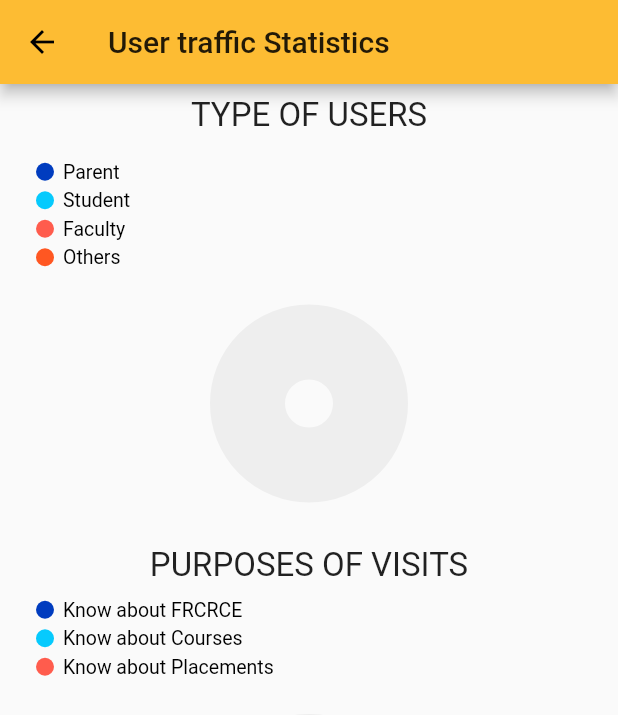
After one commit to mithileshchellappan/uns_20_Misnomer_Duo, a Flutter app: the AdminPanel screen opened directly, on a phone screen of 412 x 824 dp. The commit adds this screen. Shown: the top 715 px of the screen. Run offline on Flutter 3.47's test engine with Material 2 defaults, Android fonts, the phone set to English and light mode, and no system bars; our stand-ins replace bubble, charts_flutter, cloud_firestore, firebase_auth, firebase_core; missing offline and left inert: flutter_dialogflow, flutter_link_preview, flutter_parsed_text, pin_entry_text_field; accounts and stored records are empty; Roboto replaces fonts that are missing (Jost); project files that could hold a hidden picture were left out.

Commit message:
major changes

```diff
--- /dev/null
+++ b/lib/adminpanel.dart
@@ -0,0 +1,216 @@
+import 'package:cloud_firestore/cloud_firestore.dart';
+import "package:flutter/material.dart";
+import "package:charts_flutter/flutter.dart" as charts;
+
+class AdminPanel extends StatefulWidget {
+  @override
+  _AdminPanelState createState() => _AdminPanelState();
+}
+
+class Task {
+  String task;
+  int taskvalue;
+  Color colors;
+  Task({this.task, this.taskvalue, this.colors});
+}
+
+class _AdminPanelState extends State<AdminPanel> {
+  Map<String, dynamic> data = {};
+  List<charts.Series<Task, String>> _seriesPieData =
+      List<charts.Series<Task, String>>();
+      List<charts.Series<Task, String>> _seriesPieData2 =
+      List<charts.Series<Task, String>>();
+  @override
+  void initState() {
+    // TODO: implement initState
+    super.initState();
+    getData();
+  }
+
+  getData() async {
+    QuerySnapshot temp =
+        await FirebaseFirestore.instance.collection("users").get();
+    int p = 0, f = 0, s = 0, o = 0,clg=0,courses=0,pl=0;
+
+    List<Task> roledata = [],povData=[];
+    temp.docs.forEach((element) {
+      if (element.data()["role"] == "Parent") {
+        p++;
+      } else if (element.data()["role"] == "Student") {
+        s++;
+      }else if(element.data()["role"] == "Faculty"){
+        f++;
+      }else{
+        o++;
+      }
+      if(element.data()["purposeOfVisit"]=="Know about FRCRCE"){
+        clg++;
+      }else if (element.data()["purposeOfVisit"]=="Know about our Courses"){
+        courses++;
+      }else{
+        pl++;
+      }
+
+    });
+    roledata.add(new Task(
+          task: "Parent",
+          taskvalue: p,
+          colors: Color(0xFF003cbf)));
+      roledata.add(new Task(
+          task: "Student",
+          taskvalue: s,
+          colors: Color(0xFF06cafd)));
+      roledata.add(new Task(
+          task: "Faculty",
+          taskvalue: f,
+          colors: Color(0xFFff5c4d)));
+      roledata.add(new Task(
+          task: "Others",
+          taskvalue: o,
+          colors: Colors.deepOrange));
+      povData.add(new Task(
+          task: "Know about FRCRCE",
+          taskvalue: clg,
+          colors: Color(0xFF003cbf)));
+      povData.add(new Task(
+          task: "Know about Courses",
+          taskvalue: courses,
+          colors: Color(0xFF06cafd)));
+          povData.add(new Task(
+          task: "Know about Placements",
+          taskvalue: pl,
+          colors: Color(0xFFff5c4d)));
+    setState(() {
+      _seriesPieData.add(charts.Series(
+        data: roledata,
+        domainFn: (Task task, _) => task.task,
+        measureFn: (Task task, _) => task.taskvalue,
+        colorFn: (Task task, _) => charts.ColorUtil.fromDartColor(task.colors),
+        id: "India",
+        labelAccessorFn: (Task row, _) => '${row.taskvalue}',
+      ));
+      _seriesPieData2.add(charts.Series(
+        data: povData,
+        domainFn: (Task task, _) => task.task,
+        measureFn: (Task task, _) => task.taskvalue,
+        colorFn: (Task task, _) => charts.ColorUtil.fromDartColor(task.colors),
+        id: "India",
+        labelAccessorFn: (Task row, _) => '${row.taskvalue}',
+      ));
+    });
+  }
+
+  Widget chart() {
+    return Padding(
+      padding: const EdgeInsets.all(8.0),
+      child: Container(
+          // padding: EdgeInsets.all(25.0),
+          width: 460,
+          height: 250,
+          child: Padding(
+              padding: EdgeInsets.all(1.0),
+              child: Container(
+                  child: Center(
+                      child: Column(
+                children: <Widget>[
+                  _seriesPieData.length > 0
+                      ? Expanded(
+                          child: charts.PieChart(
+                            _seriesPieData,
+                            animate: true,
+                            animationDuration: Duration(milliseconds: 1600),
+                            behaviors: [
+                              new charts.DatumLegend(
+                                outsideJustification:
+                                    charts.OutsideJustification.endDrawArea,
+                                horizontalFirst: false,
+                                desiredMaxRows: 3,
+                                cellPadding: new EdgeInsets.only(
+                                    left: 15.0, bottom: 4.0),
+                                entryTextStyle: charts.TextStyleSpec(
+                                    color: charts.MaterialPalette.black,
+                                    fontFamily: "Jost",
+                                    fontSize: 13),
+                              ),
+                            ],
+                            defaultRenderer: new charts.ArcRendererConfig(
+                                arcWidth: 50,
+                                arcRendererDecorators: [
+                                  new charts.ArcLabelDecorator(
+                                    labelPosition:
+                                        charts.ArcLabelPosition.outside,
+                                  )
+                                ]),
+                          ),
+                        )
+                      : Container()
+                ],
+              ))))),
+    );
+  }
+  Widget chart2(){
+    return Padding(
+      padding: const EdgeInsets.all(8.0),
+      child: Container(
+          // padding: EdgeInsets.all(25.0),
+          width: 460,
+          height: 250,
+          child: Padding(
+              padding: EdgeInsets.all(1.0),
+              child: Container(
+                  child: Center(
+                      child: Column(
+                children: <Widget>[
+                  _seriesPieData2.length > 0
+                      ? Expanded(
+                          child: charts.PieChart(
+                            _seriesPieData2,
+                            animate: true,
+                            animationDuration: Duration(milliseconds: 1600),
+                            behaviors: [
+                              new charts.DatumLegend(
+                                outsideJustification:
+                                    charts.OutsideJustification.endDrawArea,
+                                horizontalFirst: false,
+                                desiredMaxRows: 3,
+                                cellPadding: new EdgeInsets.only(
+                                    left: 15.0, bottom: 4.0),
+                                entryTextStyle: charts.TextStyleSpec(
+                                    color: charts.MaterialPalette.black,
+                                    fontFamily: "Jost",
+                                    fontSize: 13),
+                              ),
+                            ],
+                            defaultRenderer: new charts.ArcRendererConfig(
+                                arcWidth: 50,
+                                arcRendererDecorators: [
+                                  new charts.ArcLabelDecorator(
+                                    labelPosition:
+                                        charts.ArcLabelPosition.outside,
+                                  )
+                                ]),
+                          ),
+                        )
+                      : Container()
+                ],
+              ))))),
+    );
+  }
+
+  @override
+  Widget build(BuildContext context) {
+    return Scaffold(
+      appBar:AppBar(title:Text("User traffic Statistics")),
+      body: Column(
+      children: [
+        Padding(
+          padding: const EdgeInsets.all(8.0),
+          child: Text("TYPE OF USERS",style:TextStyle(fontSize: 22)),
+        ),
+        chart(),
+        Text("PURPOSES OF VISITS",style:TextStyle(fontSize: 22)),
+        chart2()
+      ],
+    ));
+  }
+}
--- a/pubspec.yaml
+++ b/pubspec.yaml
@@ -39,8 +39,7 @@ dependencies:
   url_launcher: ^5.7.10
   flutter_parsed_text: ^1.2.5
   flutter_link_preview: ^1.5.6
-
-
+  charts_flutter: ^0.9.0
 dev_dependencies:
   flutter_test:
     sdk: flutter
```
Also changed, not shown: lib/admin_login.dart (added, +93 -0 lines), lib/chatPage.dart (+41 -14 lines), lib/screens/login_screen/login_screen.dart (+24 -0 lines), pubspec.lock, 1 other file.
